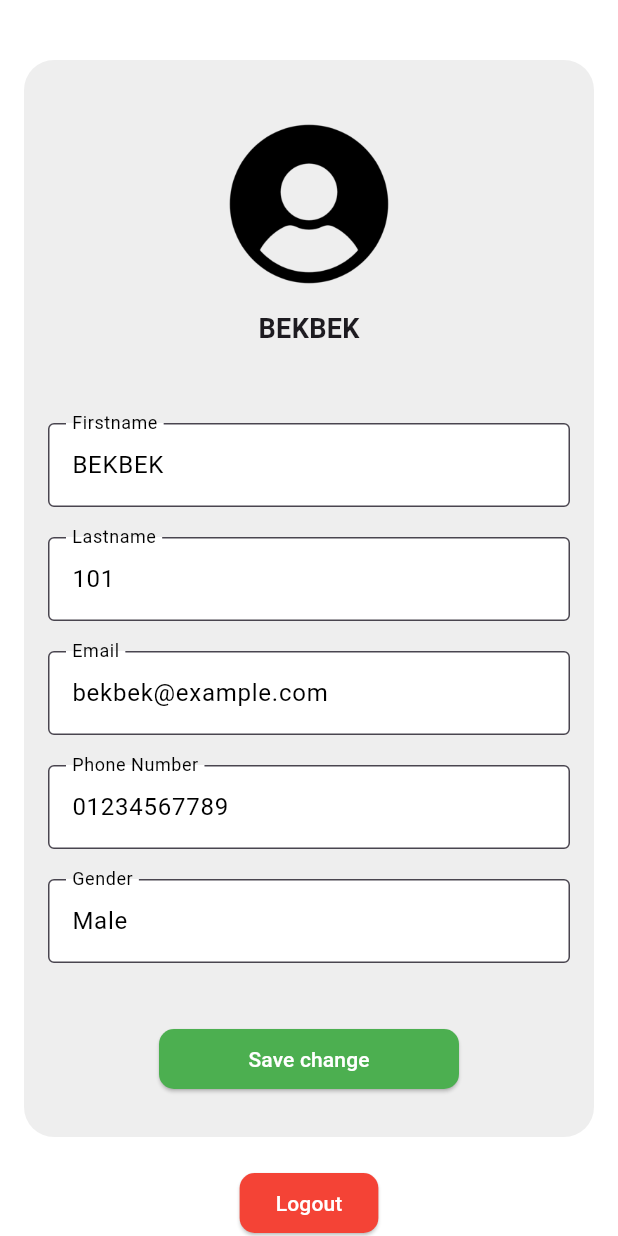
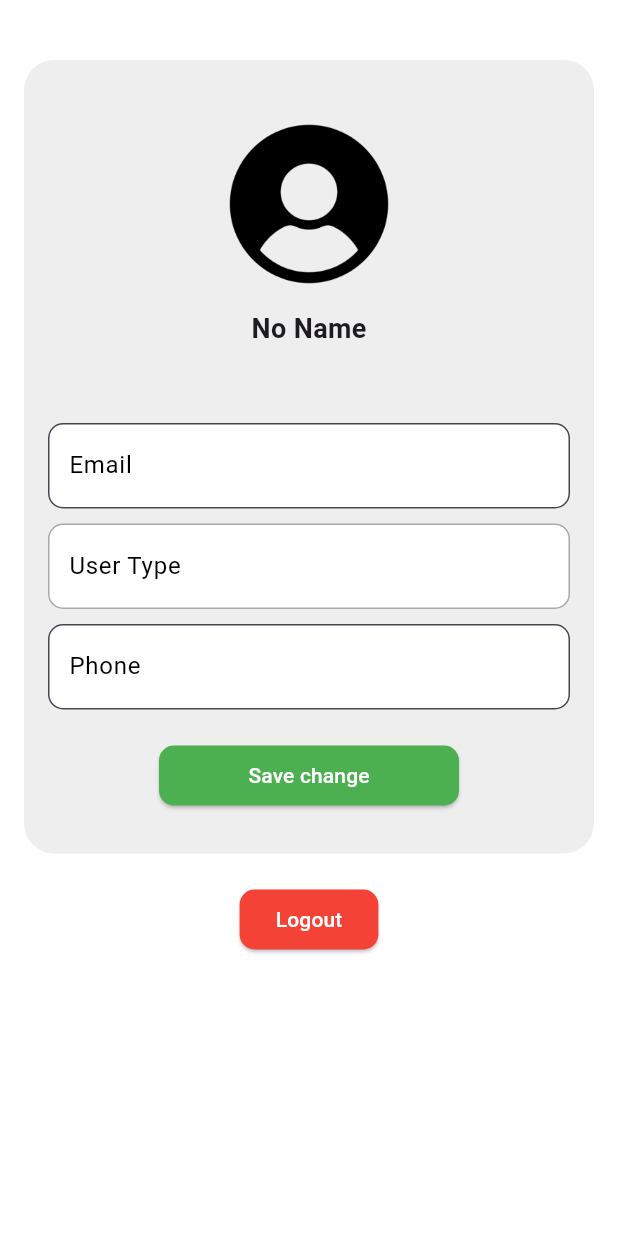
Before and after one commit to ganran00121/Filter_Resume, a Flutter app: the ProfileScreen screen opened directly, after a tap on "Edit profile", on a phone screen of 412 x 824 dp. Run offline on Flutter 3.47's test engine with Material 3 defaults, Android fonts, the phone set to English and light mode, and no system bars; our stand-ins replace file_picker, flutter_dotenv, flutter_secure_storage; missing offline and left inert: dart:ffi, flutter_quill; accounts and stored records are empty; network calls fail.

Commit message:
Fixed profilee

```diff
--- a/lib/screens/profile_screen.dart
+++ b/lib/screens/profile_screen.dart
@@ -1,29 +1,61 @@
 import 'package:flutter/material.dart';
 import 'package:flutter_secure_storage/flutter_secure_storage.dart';
 import './signin_screen.dart';
+import 'dart:convert';
 
 final _storage = FlutterSecureStorage();
+
+TextEditingController nameController = TextEditingController();
+TextEditingController emailController = TextEditingController();
+TextEditingController phoneController = TextEditingController();
+TextEditingController userTypeController = TextEditingController();
+
+class Profile {
+  final int id;
+  final String name;
+  final String email;
+  final String phone;
+  final String user_type;
+  final int company_name;
+
+  Profile({
+    required this.id,
+    required this.name,
+    required this.email,
+    required this.phone,
+    required this.user_type,
+    required this.company_name,
+  });
+
+  factory Profile.fromJson(Map<String, dynamic> json) {
+    return Profile(
+      id: json['id'] ?? 0, // แก้จาก 'ID' เป็น 'id' และใช้ ?? 0 กัน null
+      name: json['title'] ?? '',
+      email: json['description'] ?? '',
+      phone: json['location'] ?? '',
+      user_type: json['salary_range'] ?? '',
+      company_name: json['quantity'] ?? 0, // ใช้ ?? 0 กัน null
+    );
+  }
+}
+
 class ProfileScreen extends StatefulWidget {
   @override
   _ProfileScreenState createState() => _ProfileScreenState();
 }
 
 class _ProfileScreenState extends State<ProfileScreen> {
+  Map<String, dynamic>? userProfile;
+  bool isLoading = true;
 
-  final Profile profile = Profile(
-    firstname: 'BEKBEK',
-    lastname: '101',
-    email: 'bekbek@example.com',
-    phone: '01234567789',
-    gender: 'Male',
-  );
 
   var _isEdited;
 
   @override
-  void initState() {
+  void initState()  {
     super.initState();
     _isEdited = false;
+    fetchData();
   }
   void logout() async {
     await _storage.deleteAll();
@@ -34,18 +66,38 @@ class _ProfileScreenState extends State<ProfileScreen> {
     );
   }
 
+  Future<void> fetchData() async {
+    setState(() => isLoading = true);
+    Map<String, String> storedData = await _storage.readAll();
+
+    String? storedToken = storedData["user_data"];
+
+    if (storedToken != null && storedToken.isNotEmpty) {
+      try {
+        Map<String, dynamic> userData = jsonDecode(storedToken);
+        setState(() {
+          userProfile = userData;
+          isLoading = false;
+
+          nameController.text = userProfile?['name'] ?? '';
+          emailController.text = userProfile?['email'] ?? '';
+          phoneController.text = userProfile?['phone'] ?? '';
+          userTypeController.text = userProfile?['user_type'] ?? '';
+        });
+      } catch (e) {
+        print("Error decoding user data: $e");
+        setState(() => isLoading = false);
+      }
+    } else {
+      print("No stored user data found");
+      setState(() => isLoading = false);
+    }
+  }
+
   @override
   Widget build(BuildContext context) {
-    // var isDark = MediaQuery.of(context).platformBrightness == Brightness.dark;
     return Scaffold(
       backgroundColor: Colors.white,
-      // appBar: AppBar(
-      //   title: Text('Profile', style: Theme.of(context).textTheme.headlineLarge),
-      //   centerTitle: true,
-      //   // actions: [
-      //   //   IconButton(onPressed: () {}, icon: Icon(isDark? Icons.dark_mode : Icons.light_mode))
-      //   // ],
-      // ),
       body: SafeArea(
           child: SingleChildScrollView(
             child: Padding(
@@ -71,33 +123,73 @@ class _ProfileScreenState extends State<ProfileScreen> {
                             child: Image.asset('assets/images/user_profile.png'),
                           ),
                         ),
-                        // Positioned(
-                        //   bottom: 0,
-                        //   right: 0,
-                        //   child: Container(
-                        //     width: 35,
-                        //     height: 35,
-                        //     decoration:
-                        //     BoxDecoration(borderRadius: BorderRadius.circular(100), color: Colors.red),
-                        //     child: const Icon(Icons.camera_alt_outlined, color: Colors.black, size: 20),
-                        //   ),
-                        // ),
-
                         const SizedBox(height: 10,),
                         Text(
-                          profile.firstname,
+                          userProfile?['name'] ?? 'No Name',
                           style: TextStyle(fontSize: 18, fontWeight: FontWeight.bold),
                         ),
                         const SizedBox(height: 50),
-                        Form(child: Column(
-                          children: [
-                            buildTextFormField('Firstname', profile.firstname),
-                            buildTextFormField('Lastname', profile.lastname),
-                            buildTextFormField('Email', profile.email),
-                            buildTextFormField('Phone Number', profile.phone),
-                            buildTextFormField('Gender', profile.gender),
-                          ],
-                        )),
+                        TextFormField(
+                          controller: emailController,
+                          style: TextStyle(fontSize: 18, fontWeight: FontWeight.bold),
+                          decoration: InputDecoration(
+                            labelText: "Email", // หัวข้อของช่องป้อนข้อมูล
+                            labelStyle: TextStyle(color: Colors.black, fontSize: 16), // สไตล์ของหัวข้อ
+                            filled: true, // เปิดการเติมสีพื้นหลัง
+                            fillColor: Colors.white, // กำหนดสีพื้นหลังเป็นสีขาว
+                            border: OutlineInputBorder( // ใส่ขอบให้ช่องป้อนข้อมูล
+                              borderRadius: BorderRadius.circular(10),
+                              borderSide: BorderSide(color: Colors.grey, width: 1),
+                            ),
+                            focusedBorder: OutlineInputBorder( // ขอบตอนโฟกัส
+                              borderRadius: BorderRadius.circular(10),
+                              borderSide: BorderSide(color: Colors.blue, width: 2),
+                            ),
+                            contentPadding: EdgeInsets.symmetric(vertical: 15, horizontal: 10), // จัดระยะห่างภายในช่อง
+                          ),
+                        ),
+                        SizedBox(height: 10),
+                        TextFormField(
+                          controller: userTypeController,
+                          style: TextStyle(fontSize: 18, fontWeight: FontWeight.bold),
+                          readOnly: true,
+                          enabled: false,
+                          decoration: InputDecoration(
+                            labelText: "User Type", // หัวข้อของช่องป้อนข้อมูล
+                            labelStyle: TextStyle(color: Colors.black, fontSize: 16), // สไตล์ของหัวข้อ
+                            filled: true, // เปิดการเติมสีพื้นหลัง
+                            fillColor: Colors.white, // กำหนดสีพื้นหลังเป็นสีขาว
+                            border: OutlineInputBorder( // ใส่ขอบให้ช่องป้อนข้อมูล
+                              borderRadius: BorderRadius.circular(10),
+                              borderSide: BorderSide(color: Colors.grey, width: 1),
+                            ),
+                            focusedBorder: OutlineInputBorder( // ขอบตอนโฟกัส
+                              borderRadius: BorderRadius.circular(10),
+                              borderSide: BorderSide(color: Colors.blue, width: 2),
+                            ),
+                            contentPadding: EdgeInsets.symmetric(vertical: 15, horizontal: 10), // จัดระยะห่างภายในช่อง
+                          ),
+                        ),
+                        SizedBox(height: 10),
+                        TextFormField(
+                          controller: phoneController,
+                          style: TextStyle(fontSize: 18, fontWeight: FontWeight.bold),
+                          decoration: InputDecoration(
+                            labelText: "Phone", // หัวข้อของช่องป้อนข้อมูล
+                            labelStyle: TextStyle(color: Colors.black, fontSize: 16), // สไตล์ของหัวข้อ
+                            filled: true, // เปิดการเติมสีพื้นหลัง
+                            fillColor: Colors.white, // กำหนดสีพื้นหลังเป็นสีขาว
+                            border: OutlineInputBorder( // ใส่ขอบให้ช่องป้อนข้อมูล
+                              borderRadius: BorderRadius.circular(10),
+                              borderSide: BorderSide(color: Colors.grey, width: 1),
+                            ),
+                            focusedBorder: OutlineInputBorder( // ขอบตอนโฟกัส
+                              borderRadius: BorderRadius.circular(10),
+                              borderSide: BorderSide(color: Colors.blue, width: 2),
+                            ),
+                            contentPadding: EdgeInsets.symmetric(vertical: 15, horizontal: 10), // จัดระยะห่างภายในช่อง
+                          ),
+                        ),
                         const SizedBox(height: 20,),
                         Padding(
                             padding: const EdgeInsets.only(bottom: 12),
@@ -169,15 +261,3 @@ class _ProfileScreenState extends State<ProfileScreen> {
   }
 
 }
-
-class Profile {
-  final String firstname, lastname, email, phone, gender;
-
-  Profile({
-    required this.firstname,
-    required this.lastname,
-    required this.email,
-    required this.phone,
-    required this.gender,
-  });
-}
```
Also changed, not shown: 9 other files.
